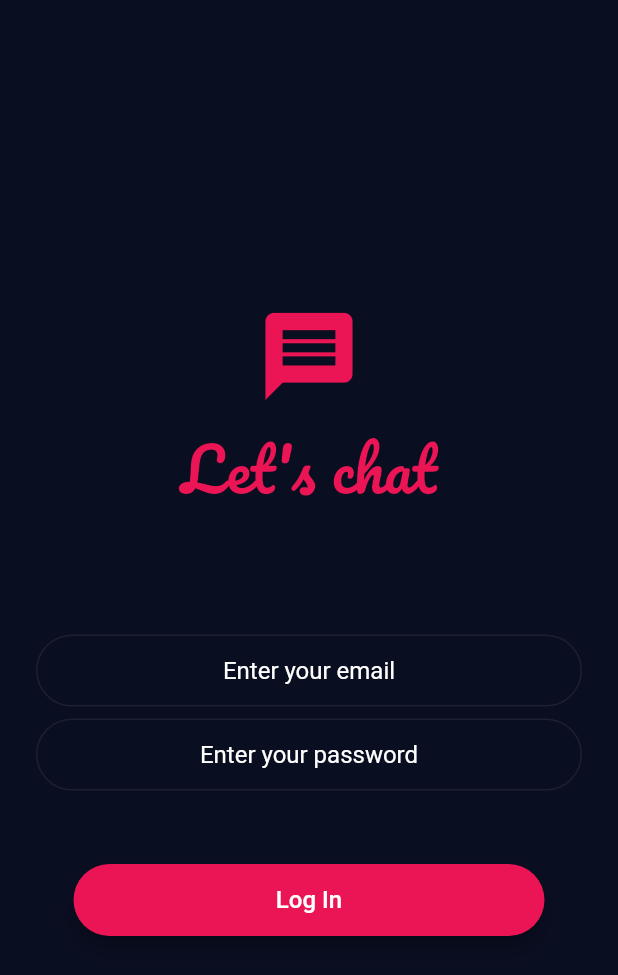
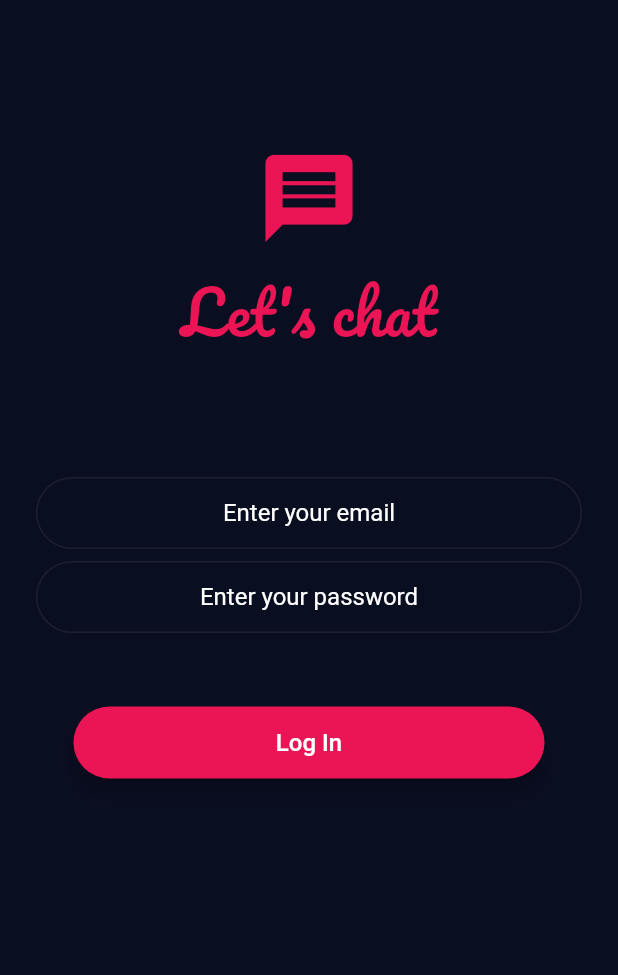
Before and after one commit to CynthiaPeter/ChatApp, a Flutter app: the screen it shows after launch, after a tap on "Log In", on a phone screen of 412 x 824 dp. Shown: the top 975 px of the screen. Run offline on Flutter 3.47's test engine with Material 2 defaults, Android fonts, the phone set to English and light mode, and no system bars; our stand-ins replace cloud_firestore, firebase_auth, firebase_core, modal_progress_hud; accounts and stored records are empty.

Commit message:
95% done, I hope

```diff
--- a/lib/constant_styles.dart
+++ b/lib/constant_styles.dart
@@ -10,6 +10,8 @@ const kMessageTextFieldDecoration = InputDecoration(
   contentPadding: EdgeInsets.symmetric(vertical: 10.0, horizontal: 20.0),
   hintText: 'Type your message here...',
   border: InputBorder.none,
+  labelStyle: TextStyle(color:Colors.white),
+
 );
 
 const kMessageContainerDecoration = BoxDecoration(
--- a/lib/main.dart
+++ b/lib/main.dart
@@ -1,3 +1,5 @@
+import 'package:chat_app/screens/chatpage.dart';
+import 'package:firebase_auth/firebase_auth.dart';
 import 'package:firebase_core/firebase_core.dart';
 import 'package:flutter/material.dart';
 import 'package:chat_app/screens/splashscreen.dart';
@@ -42,13 +44,27 @@ class MyApp extends StatelessWidget {
     super.initState();
   }
    loadSplash() async {
-    await Future.delayed(Duration(seconds: 4));
-    Navigator.pushReplacement(
+    await Future.delayed(Duration(seconds: 4), (){
+    if( FirebaseAuth.instance.currentUser == null){
+Navigator.pushReplacement(
       context,
       MaterialPageRoute(
         builder: (context) => WelcomePage(),
       ),
     );
+
+ }else{
+   Navigator.pushReplacement(
+      context,
+      MaterialPageRoute(
+        builder: (context) => ChatScreen(),
+      ),
+    );
+
+ }
+    });
+
+
   }
 
    Widget build(BuildContext context) {
--- a/lib/screens/signin.dart
+++ b/lib/screens/signin.dart
@@ -26,19 +26,21 @@ class _SignInState extends State<SignIn> {
       backgroundColor: Color(0xFF0A0E21),
       body: ModalProgressHUD(
         inAsyncCall: showSpinner,
-        child: Padding(
-          padding: EdgeInsets.symmetric(horizontal: 24.0),
-          child: Column(
-            mainAxisAlignment: MainAxisAlignment.center,
-            crossAxisAlignment: CrossAxisAlignment.stretch,
+        child: ListView(
+          padding:EdgeInsets.symmetric(horizontal:24),
             children: <Widget>[
-              Flexible(
-                child: Hero(
-                  tag: 'logo',
-                  child: Container(
-                    height: 200.0,
-                    child: LogoStyle(),
-                  ),
+          // Column(
+          //   mainAxisAlignment: MainAxisAlignment.center,
+          //   crossAxisAlignment: CrossAxisAlignment.stretch,
+          //   children: <Widget>[
+          //  ],
+         //  ),
+          SizedBox(height: 70),
+              Hero(
+                tag: 'logo',
+                child: Container(
+                  height: 200.0,
+                  child: LogoStyle(),
                 ),
               ),
               SizedBox(
@@ -96,8 +98,8 @@ class _SignInState extends State<SignIn> {
                   }
                 },
               ),
-            ],
-          ),
+        ]
+
         ),
       ),
     );
--- a/lib/screens/splashscreen.dart
+++ b/lib/screens/splashscreen.dart
@@ -1,3 +1,4 @@
+import 'package:firebase_auth/firebase_auth.dart';
 import 'package:flutter/material.dart';
 
 import '../styled_components.dart';
```
Also changed, not shown: lib/screens/chatpage.dart (+6 -3 lines).
